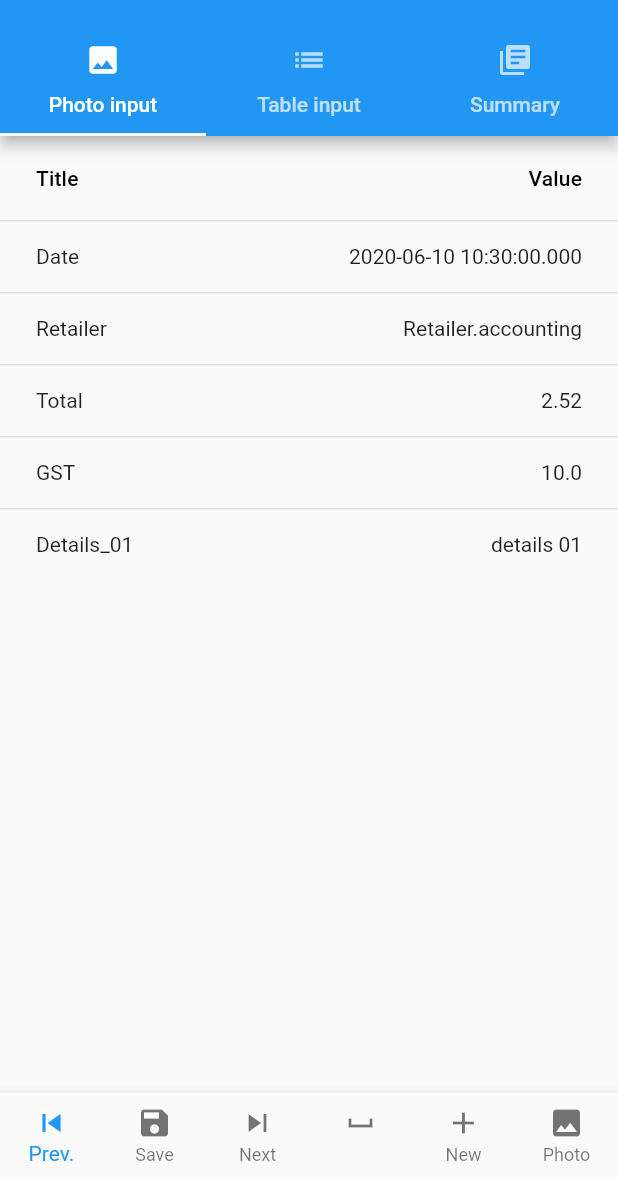
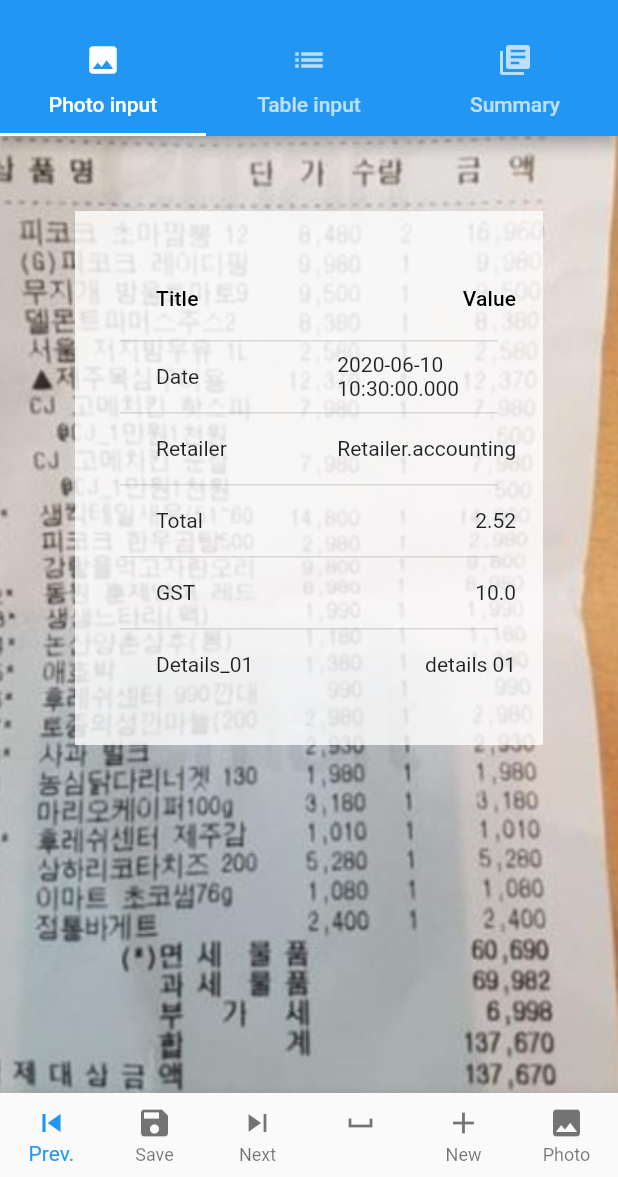
Before and after one commit to gurum77/small_biz, a Flutter app: the screen it shows after launch, on a phone screen of 412 x 824 dp, the part 59-1236 px from its top. Run offline on Flutter 3.47's test engine with Material 2 defaults, Android fonts, the phone set to English and light mode, and no system bars; our stand-ins replace image_picker.

Commit message:
바탕에 영수증 이미지 추가 / paginated data table 적용

```diff
--- a/lib/PhotoInputPage.dart
+++ b/lib/PhotoInputPage.dart
@@ -86,16 +86,21 @@ class _PhotoInputPageState extends State<PhotoInputPage> {
                 // BottomNavigationBarItem(icon: Icon(Icons.add), title: Text('Add')),
               ]),
           body: Container(
-              // decoration: BoxDecoration(
-              //     image: DecorationImage(
-              //         image: AssetImage('images/sample_receipt.jpg'),
-              //         fit: BoxFit.cover)),
+              decoration: BoxDecoration(
+                  image: DecorationImage(
+                      image: AssetImage('images/sample_receipt.jpg'),
+                      fit: BoxFit.cover)),
               child: Column(
                 children: <Widget>[
-              DataTable(columns: [
+                  Container(
+                    margin: EdgeInsets.all(50),
+                    padding: EdgeInsets.all(30),
+                    color: Color.fromARGB(200, 255, 255, 255),
+                    child: DataTable(columns: [
                       DataColumn(label: Text('Title')),
                       DataColumn(label: Text('Value'), numeric: true)
                     ], rows: this.rows),
+                  )
                 ],
               )),
           // floatingActionButton: FloatingActionButton(
--- a/lib/ReceiptData.dart
+++ b/lib/ReceiptData.dart
@@ -104,7 +104,7 @@ class ReceiptData {
     this.gross = 10.0;
     this.net = 1;
     this.total = 2.52;
-    this.gst  = 10;
+    this.gst = 10;
     this.details_01 = 'details 01';
     this.details_02 = 'details 02';
   }
@@ -149,8 +149,8 @@ class ReceiptData {
         break;
 
       case ReceiptDataType.total:
-      return total;
-      break;
+        return total;
+        break;
       case ReceiptDataType.details_01:
         return details_01;
         break;
--- a/lib/TableInputPage.dart
+++ b/lib/TableInputPage.dart
@@ -14,9 +14,13 @@ class TableInputPage extends StatefulWidget {
 }
 
 class _TableInputPageState extends State<TableInputPage> {
+  var dts = DTS();
+  ReceiptDataHelper receiptDataHelper = ReceiptDataHelper();
+  List<DataColumn> columns = new List<DataColumn>();
+  int _rowPerPage = PaginatedDataTable.defaultRowsPerPage;
+
   _TableInputPageState() {
     InitColumns();
-    InitRows();
   }
 
   void InitColumns() {
@@ -27,43 +31,53 @@ class _TableInputPageState extends State<TableInputPage> {
     });
   }
 
-  void InitRows() {
-    for (int i = 0; i < 100; ++i) datas.add(new ReceiptData());
+  @override
+  Widget build(BuildContext context) {
+    return MaterialApp(
+        title: 'Table Input',
+        home: Scaffold(
+            body: SafeArea(
+                child: SingleChildScrollView(
+          child: PaginatedDataTable(
+            header: Text('Data table hffeader'),
+            columns: columns,
+            source: dts,
+            onRowsPerPageChanged: (r) {
+              setState(() {
+                _rowPerPage = r;
+              });
+            },
+            rowsPerPage: _rowPerPage,
+          ),
+        ))));
+  }
+}
 
-    for (int i = 0; i < datas.length; ++i) {
-      AddDataRowByData(rows, datas[i]);
-    }
+class DTS extends DataTableSource {
+  List<ReceiptData> datas = new List<ReceiptData>();
+  DTS() {
+    datas.clear();
+    for (int i = 0; i < 105; ++i) datas.add(new ReceiptData());
   }
 
-  ReceiptDataHelper receiptDataHelper = ReceiptDataHelper();
-  List<ReceiptData> datas = new List<ReceiptData>();
-  List<DataRow> rows = new List<DataRow>();
-  List<DataColumn> columns = new List<DataColumn>();
-
-  void AddDataRowByData(List<DataRow> rows, ReceiptData data) {
+  @override
+  DataRow getRow(int index) {
+    ReceiptData data = datas[index];
     List<DataCell> cells = new List<DataCell>();
     ReceiptDataType.values.forEach((element) {
       if (element == ReceiptDataType.count) return;
       cells.add(DataCell(Text(data.getValue(element).toString())));
     });
 
-    rows.add(new DataRow(cells: cells));
+    return DataRow.byIndex(index: index, cells: cells);
   }
 
-  //  void AddDataRow(List<DataRow> rows, ReceiptData data) {
-  //   if (!receiptDataHelper.isVisible(type)) return;
-
-  //   rows.add(new DataRow(cells: [
-  //     DataCell(Text(receiptDataHelper.getTitle(type))),
-  //     DataCell(Text(receiptData.getValue(type).toString()))
-  //   ]));
-  // }
+  @override
+  bool get isRowCountApproximate => false;
 
   @override
-  Widget build(BuildContext context) {
-    return MaterialApp(
-        title: 'Table Input',
-        home:
-            Scaffold(body: DataTable(columns: this.columns, rows: this.rows)));
-  }
+  int get rowCount => datas.length;
+
+  @override
+  int get selectedRowCount => 0;
 }
```
Lines whose indentation alone changed are shown as unchanged.
